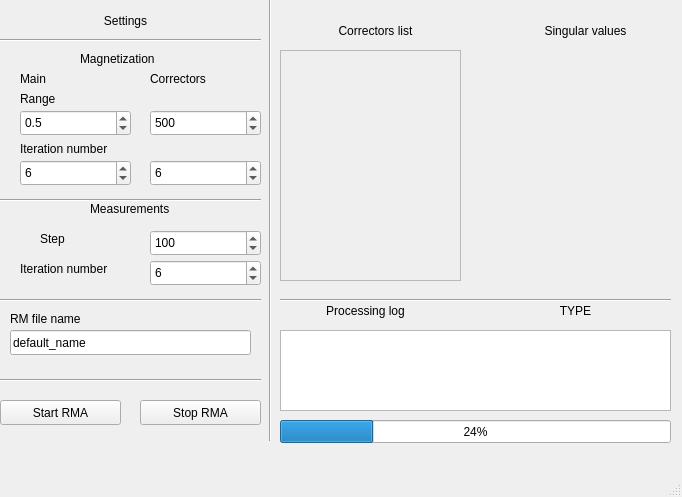
Old version of the form rma_main_window.ui in the repository vitaliibalakin/c_orbit.
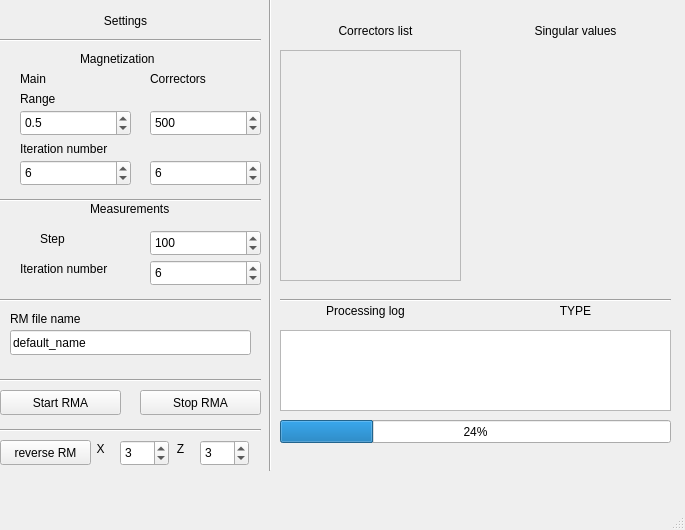
New version of the form.

Diff of the .ui file:
```diff
--- a/rma_main_window.ui
+++ b/rma_main_window.ui
@@ -6,8 +6,8 @@
    <rect>
     <x>0</x>
     <y>0</y>
-    <width>682</width>
-    <height>497</height>
+    <width>685</width>
+    <height>530</height>
    </rect>
   </property>
   <property name="windowTitle">
@@ -62,7 +62,7 @@
       <x>260</x>
       <y>-10</y>
       <width>20</width>
-      <height>451</height>
+      <height>481</height>
      </rect>
     </property>
     <property name="orientation">
@@ -291,7 +291,7 @@
     <property name="geometry">
      <rect>
       <x>0</x>
-      <y>400</y>
+      <y>390</y>
       <width>121</width>
       <height>25</height>
      </rect>
@@ -304,7 +304,7 @@
     <property name="geometry">
      <rect>
       <x>140</x>
-      <y>400</y>
+      <y>390</y>
       <width>121</width>
       <height>25</height>
      </rect>
@@ -471,7 +471,7 @@
    <widget class="QLabel" name="label_14">
     <property name="geometry">
      <rect>
-      <x>500</x>
+      <x>490</x>
       <y>20</y>
       <width>171</width>
       <height>21</height>
@@ -494,6 +494,90 @@
      </rect>
     </property>
    </widget>
+   <widget class="QPushButton" name="btn_reverse_rm">
+    <property name="geometry">
+     <rect>
+      <x>0</x>
+      <y>440</y>
+      <width>91</width>
+      <height>25</height>
+     </rect>
+    </property>
+    <property name="text">
+     <string>reverse RM</string>
+    </property>
+   </widget>
+   <widget class="Line" name="line_7">
+    <property name="geometry">
+     <rect>
+      <x>0</x>
+      <y>420</y>
+      <width>261</width>
+      <height>20</height>
+     </rect>
+    </property>
+    <property name="orientation">
+     <enum>Qt::Horizontal</enum>
+    </property>
+   </widget>
+   <widget class="QSpinBox" name="x_sv">
+    <property name="geometry">
+     <rect>
+      <x>120</x>
+      <y>440</y>
+      <width>49</width>
+      <height>26</height>
+     </rect>
+    </property>
+    <property name="value">
+     <number>3</number>
+    </property>
+   </widget>
+   <widget class="QLabel" name="label_10">
+    <property name="geometry">
+     <rect>
+      <x>90</x>
+      <y>440</y>
+      <width>21</width>
+      <height>17</height>
+     </rect>
+    </property>
+    <property name="text">
+     <string>X</string>
+    </property>
+    <property name="alignment">
+     <set>Qt::AlignCenter</set>
+    </property>
+   </widget>
+   <widget class="QLabel" name="label_15">
+    <property name="geometry">
+     <rect>
+      <x>170</x>
+      <y>440</y>
+      <width>21</width>
+      <height>17</height>
+     </rect>
+    </property>
+    <property name="text">
+     <string>Z</string>
+    </property>
+    <property name="alignment">
+     <set>Qt::AlignCenter</set>
+    </property>
+   </widget>
+   <widget class="QSpinBox" name="z_sv">
+    <property name="geometry">
+     <rect>
+      <x>200</x>
+      <y>440</y>
+      <width>49</width>
+      <height>26</height>
+     </rect>
+    </property>
+    <property name="value">
+     <number>3</number>
+    </property>
+   </widget>
   </widget>
   <widget class="QMenuBar" name="menubar">
    <property name="geometry">
```
Left out of the diff: 2 changed lines with no effect on the pictures.
